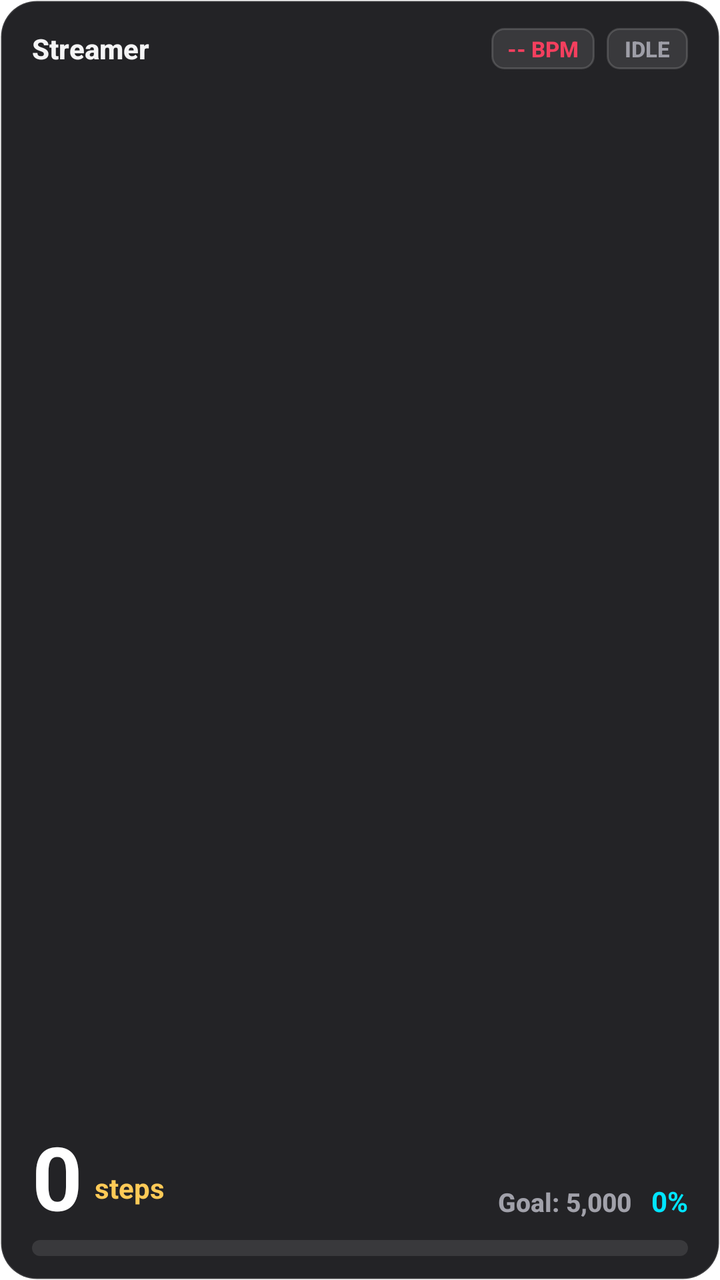
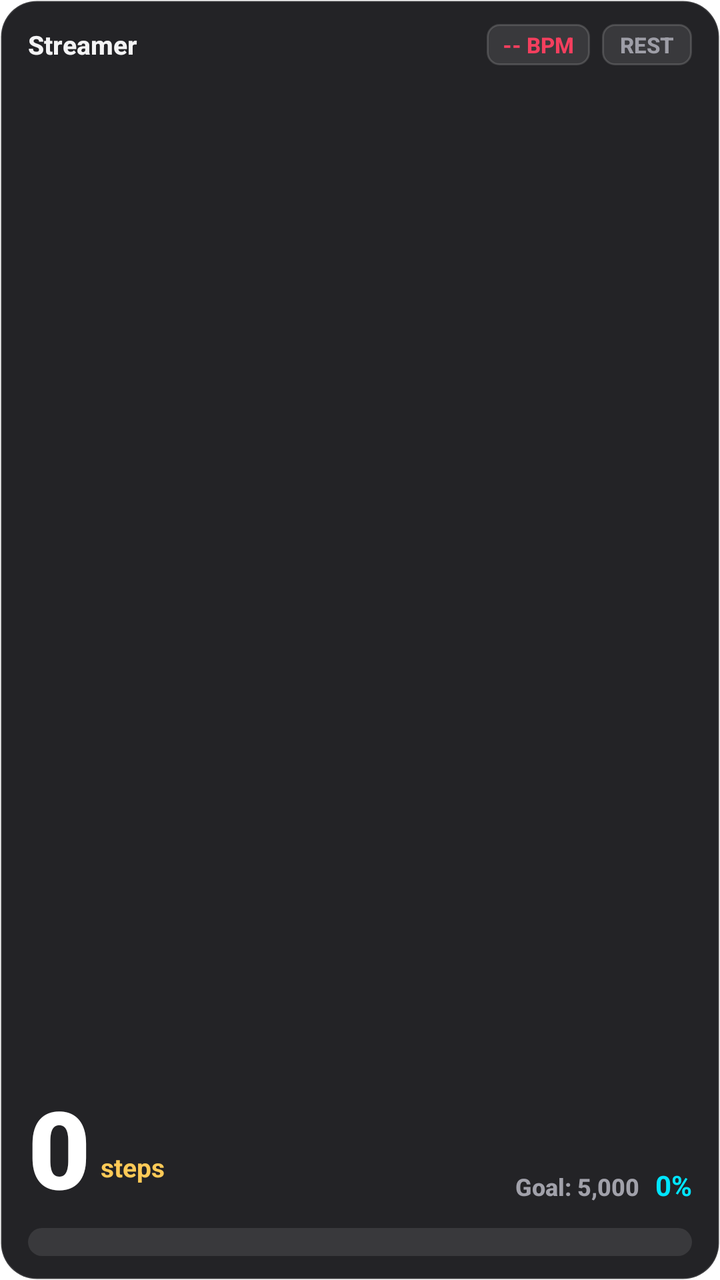

Screens rendered from an Android XML layout before and after an edit, with the pre-edit source and the edit as a unified diff.
<!-- AndroidManifest.xml: application theme Theme.MaterialComponents.DayNight.NoActionBar -->
<!-- res/layout/widget_step_away.xml -->
<?xml version="1.0" encoding="utf-8"?>
<LinearLayout xmlns:android="http://schemas.android.com/apk/res/android"
    android:id="@+id/widgetRoot"
    android:layout_width="match_parent"
    android:layout_height="match_parent"
    android:background="@drawable/widget_background"
    android:orientation="vertical"
    android:paddingStart="16dp"
    android:paddingTop="14dp"
    android:paddingEnd="16dp"
    android:paddingBottom="12dp">

    
    <LinearLayout
        android:layout_width="match_parent"
        android:layout_height="wrap_content"
        android:orientation="horizontal"
        android:gravity="center_vertical">

        <TextView
            android:id="@+id/widgetUserName"
            android:layout_width="0dp"
            android:layout_height="wrap_content"
            android:layout_weight="1"
            android:text="Streamer"
            android:textColor="#F4F4F5"
            android:textSize="14sp"
            android:fontFamily="sans-serif-medium"
            android:textStyle="bold"
            android:maxLines="1"
            android:ellipsize="end" />

        <TextView
            android:id="@+id/widgetHrChip"
            android:layout_width="wrap_content"
            android:layout_height="wrap_content"
            android:background="@drawable/widget_tier_bg"
            android:paddingStart="8dp"
            android:paddingTop="3dp"
            android:paddingEnd="8dp"
            android:paddingBottom="3dp"
            android:layout_marginEnd="6dp"
            android:text="-- BPM"
            android:textColor="#F43F5E"
            android:textSize="11sp"
            android:fontFamily="sans-serif-medium"
            android:textStyle="bold" />

        <TextView
            android:id="@+id/widgetTierBadge"
            android:layout_width="wrap_content"
            android:layout_height="wrap_content"
            android:background="@drawable/widget_tier_bg"
            android:paddingStart="9dp"
            android:paddingTop="3dp"
            android:paddingEnd="9dp"
            android:paddingBottom="3dp"
            android:text="IDLE"
            android:textColor="#9E9EA7"
            android:textSize="11sp"
            android:fontFamily="sans-serif-medium"
            android:textStyle="bold" />
    </LinearLayout>

    
    <FrameLayout
        android:layout_width="match_parent"
        android:layout_height="0dp"
        android:layout_weight="1" />

    
    <LinearLayout
        android:layout_width="match_parent"
        android:layout_height="wrap_content"
        android:orientation="horizontal"
        android:gravity="bottom">

        <LinearLayout
            android:layout_width="0dp"
            android:layout_height="wrap_content"
            android:layout_weight="1"
            android:orientation="horizontal"
            android:gravity="bottom">

            <TextView
                android:id="@+id/widgetStepCount"
                android:layout_width="wrap_content"
                android:layout_height="wrap_content"
                android:text="0"
                android:textColor="#FFFFFF"
                android:textSize="44sp"
                android:fontFamily="sans-serif-rounded"
                android:textStyle="bold"
                android:includeFontPadding="false" />

            <TextView
                android:layout_width="wrap_content"
                android:layout_height="wrap_content"
                android:layout_marginStart="6dp"
                android:layout_marginBottom="6dp"
                android:text="steps"
                android:textColor="#FECA57"
                android:textSize="14sp"
                android:fontFamily="sans-serif-rounded"
                android:textStyle="bold" />
        </LinearLayout>

        
        <LinearLayout
            android:layout_width="wrap_content"
            android:layout_height="wrap_content"
            android:orientation="horizontal"
            android:gravity="bottom"
            android:layout_marginBottom="6dp">

            <TextView
                android:id="@+id/widgetTargetInfo"
                android:layout_width="wrap_content"
                android:layout_height="wrap_content"
                android:text="Goal: 5,000"
                android:textColor="#A1A1AA"
                android:textSize="13sp"
                android:fontFamily="sans-serif-medium"
                android:textStyle="bold" />

            <TextView
                android:id="@+id/widgetPercentDisplay"
                android:layout_width="wrap_content"
                android:layout_height="wrap_content"
                android:layout_marginStart="10dp"
                android:text="0%"
                android:textColor="#00E5FF"
                android:textSize="14sp"
                android:fontFamily="sans-serif-rounded"
                android:textStyle="bold" />
        </LinearLayout>
    </LinearLayout>

    
    <ProgressBar
        android:id="@+id/widgetProgressBar"
        style="?android:attr/progressBarStyleHorizontal"
        android:layout_width="match_parent"
        android:layout_height="8dp"
        android:layout_marginTop="4dp"
        android:max="100"
        android:progress="0"
        android:progressDrawable="@drawable/widget_progress_track" />

</LinearLayout>
<!-- resources referenced by this layout -->
<resources>
  <!-- drawable widget_background (drawable) -->
  <?xml version="1.0" encoding="utf-8"?>
  <shape xmlns:android="http://schemas.android.com/apk/res/android"
      android:shape="rectangle">
      <solid android:color="#F218181B" />
      <corners android:radius="18dp" />
      <stroke
          android:width="1dp"
          android:color="#1FFFFFFF" />
  </shape>
  <!-- drawable widget_progress_track (drawable) -->
  <?xml version="1.0" encoding="utf-8"?>
  <layer-list xmlns:android="http://schemas.android.com/apk/res/android">
      
      <item android:id="@android:id/background">
          <shape android:shape="rectangle">
              <corners android:radius="99dp" />
              <solid android:color="#1AFFFFFF" />
          </shape>
      </item>
      
      <item android:id="@android:id/progress">
          <clip>
              <shape android:shape="rectangle">
                  <corners android:radius="99dp" />
                  <solid android:color="#10B981" />
              </shape>
          </clip>
      </item>
  </layer-list>
  <!-- drawable widget_tier_bg (drawable) -->
  <?xml version="1.0" encoding="utf-8"?>
  <shape xmlns:android="http://schemas.android.com/apk/res/android"
      android:shape="rectangle">
      <solid android:color="#1AFFFFFF" />
      <corners android:radius="6dp" />
      <stroke
          android:width="1dp"
          android:color="#26FFFFFF" />
  </shape>
</resources>

<!-- the commit's change to res/layout/widget_step_away.xml (unified diff, before → after) -->
@@ -5,9 +5,9 @@
     android:layout_height="match_parent"
     android:background="@drawable/widget_background"
     android:orientation="vertical"
-    android:paddingStart="16dp"
-    android:paddingTop="14dp"
-    android:paddingEnd="16dp"
+    android:paddingStart="14dp"
+    android:paddingTop="12dp"
+    android:paddingEnd="14dp"
     android:paddingBottom="12dp">
 
     
@@ -24,7 +24,7 @@
             android:layout_weight="1"
             android:text="Streamer"
             android:textColor="#F4F4F5"
-            android:textSize="14sp"
+            android:textSize="13sp"
             android:fontFamily="sans-serif-medium"
             android:textStyle="bold"
             android:maxLines="1"
@@ -55,7 +55,7 @@
             android:paddingTop="3dp"
             android:paddingEnd="9dp"
             android:paddingBottom="3dp"
-            android:text="IDLE"
+            android:text="REST"
             android:textColor="#9E9EA7"
             android:textSize="11sp"
             android:fontFamily="sans-serif-medium"
@@ -63,17 +63,12 @@
     </LinearLayout>
 
     
-    <FrameLayout
+    <LinearLayout
         android:layout_width="match_parent"
         android:layout_height="0dp"
-        android:layout_weight="1" />
-
-    
-    <LinearLayout
-        android:layout_width="match_parent"
-        android:layout_height="wrap_content"
+        android:layout_weight="1"
         android:orientation="horizontal"
-        android:gravity="bottom">
+        android:gravity="center_vertical|bottom">
 
         <LinearLayout
             android:layout_width="0dp"
@@ -88,19 +83,19 @@
                 android:layout_height="wrap_content"
                 android:text="0"
                 android:textColor="#FFFFFF"
-                android:textSize="44sp"
-                android:fontFamily="sans-serif-rounded"
+                android:textSize="54sp"
+                android:fontFamily="sans-serif-black"
                 android:textStyle="bold"
                 android:includeFontPadding="false" />
 
             <TextView
                 android:layout_width="wrap_content"
                 android:layout_height="wrap_content"
-                android:layout_marginStart="6dp"
+                android:layout_marginStart="5dp"
                 android:layout_marginBottom="6dp"
                 android:text="steps"
                 android:textColor="#FECA57"
-                android:textSize="14sp"
+                android:textSize="13sp"
                 android:fontFamily="sans-serif-rounded"
                 android:textStyle="bold" />
         </LinearLayout>
@@ -119,7 +114,7 @@
                 android:layout_height="wrap_content"
                 android:text="Goal: 5,000"
                 android:textColor="#A1A1AA"
-                android:textSize="13sp"
+                android:textSize="12sp"
                 android:fontFamily="sans-serif-medium"
                 android:textStyle="bold" />
 
@@ -127,7 +122,7 @@
                 android:id="@+id/widgetPercentDisplay"
                 android:layout_width="wrap_content"
                 android:layout_height="wrap_content"
-                android:layout_marginStart="10dp"
+                android:layout_marginStart="8dp"
                 android:text="0%"
                 android:textColor="#00E5FF"
                 android:textSize="14sp"
@@ -141,8 +136,8 @@
         android:id="@+id/widgetProgressBar"
         style="?android:attr/progressBarStyleHorizontal"
         android:layout_width="match_parent"
-        android:layout_height="8dp"
-        android:layout_marginTop="4dp"
+        android:layout_height="14dp"
+        android:layout_marginTop="6dp"
         android:max="100"
         android:progress="0"
         android:progressDrawable="@drawable/widget_progress_track" />
